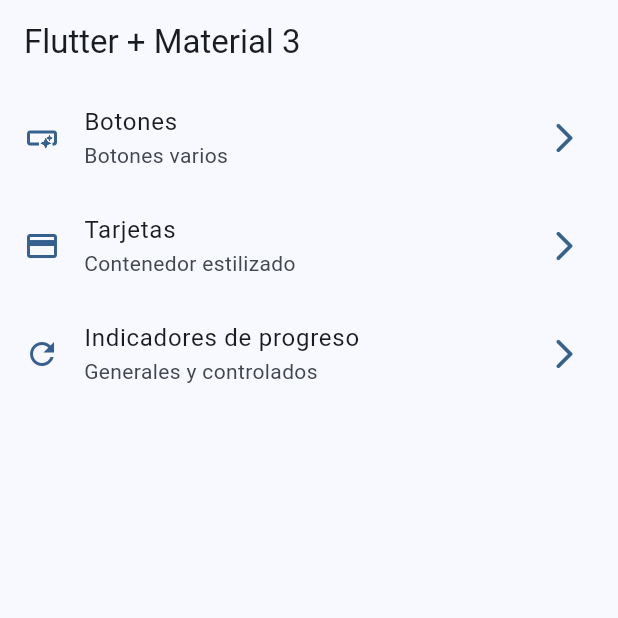
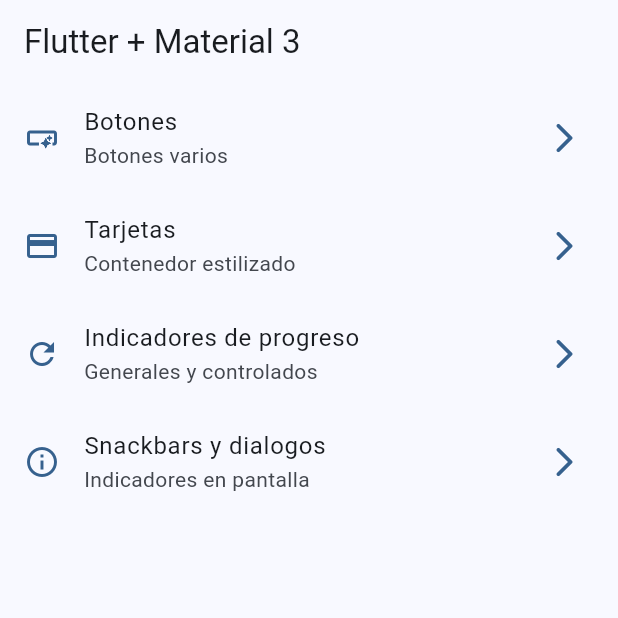
Before and after one commit to yvngmarti/widgets_app, a Flutter app: the screen it shows after launch, on a phone screen of 412 x 824 dp, the top half of it. Run offline on Flutter 3.47's test engine with Material 3 defaults, Android fonts, the phone set to English and light mode, and no system bars; our stand-ins replace go_router.

Commit message:
snackbars y dialogos terminados

```diff
--- a/lib/config/menu/menu_items.dart
+++ b/lib/config/menu/menu_items.dart
@@ -33,12 +33,12 @@ const appMenuItems = <MenuItem>[
     link: '/progress',
     iconData: Icons.refresh_outlined,
   ),
-  // MenuItem(
-  //   titLe: 'Tarjetas',
-  //   subtitle: 'Contenedor estilizado',
-  //   link: '/cards',
-  //   iconData: Icons.credit_card,
-  // ),
+  MenuItem(
+    titLe: 'Snackbars y dialogos',
+    subtitle: 'Indicadores en pantalla',
+    link: '/snackbars',
+    iconData: Icons.info_outline,
+  ),
   // MenuItem(
   //   titLe: 'Tarjetas',
   //   subtitle: 'Contenedor estilizado',
--- a/lib/config/router/app_router.dart
+++ b/lib/config/router/app_router.dart
@@ -25,5 +25,10 @@ final appRouter = GoRouter(
       name: ProgressScreen.name,
       builder: (context, state) => const ProgressScreen(),
     ),
+    GoRoute(
+      path: '/snackbars',
+      name: SnackbarScreen.name,
+      builder: (context, state) => const SnackbarScreen(),
+    ),
   ],
 );
--- a/lib/main.dart
+++ b/lib/main.dart
@@ -12,6 +12,7 @@ class MainApp extends StatelessWidget {
   @override
   Widget build(BuildContext context) {
     return MaterialApp.router(
+      title: 'Flutter Widgets',
       routerConfig: appRouter,
       debugShowCheckedModeBanner: false,
       theme: AppTheme(selectedColor: 1).getTheme(),
--- a/lib/presentation/screens/progress/progress_screen.dart
+++ b/lib/presentation/screens/progress/progress_screen.dart
@@ -1,7 +1,4 @@
-import 'dart:math';
-
 import 'package:flutter/material.dart';
-import 'package:widgets_app/config/theme/app_theme.dart';
 
 class ProgressScreen extends StatelessWidget {
   static const String name = 'progress_screen';
```
Also changed, not shown: lib/presentation/screens/snackbar/snackbar_screen.dart (+69 -1 lines).
